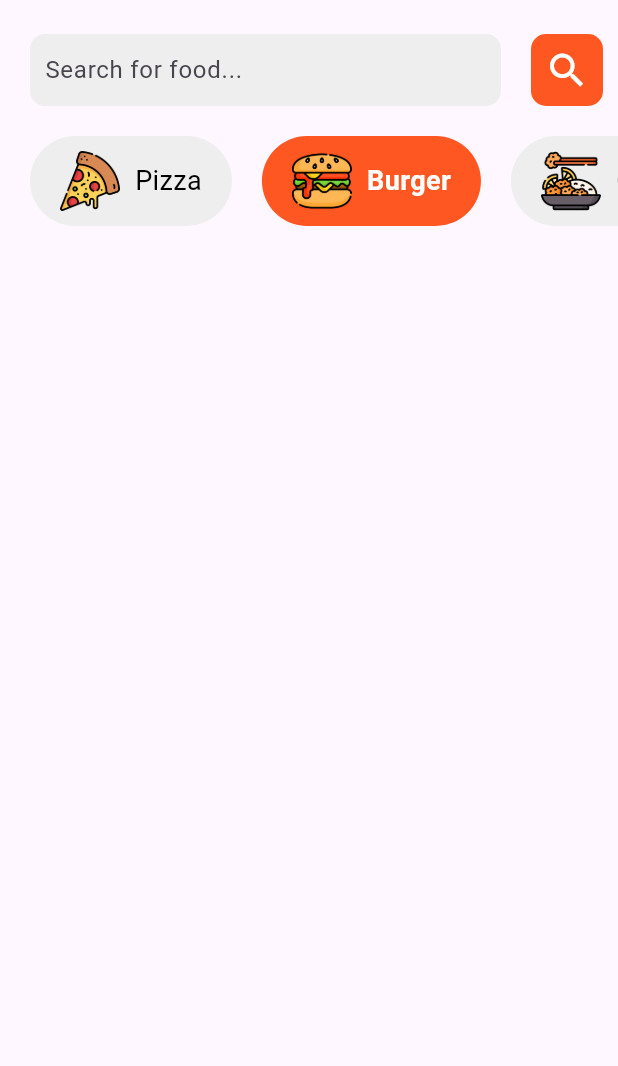
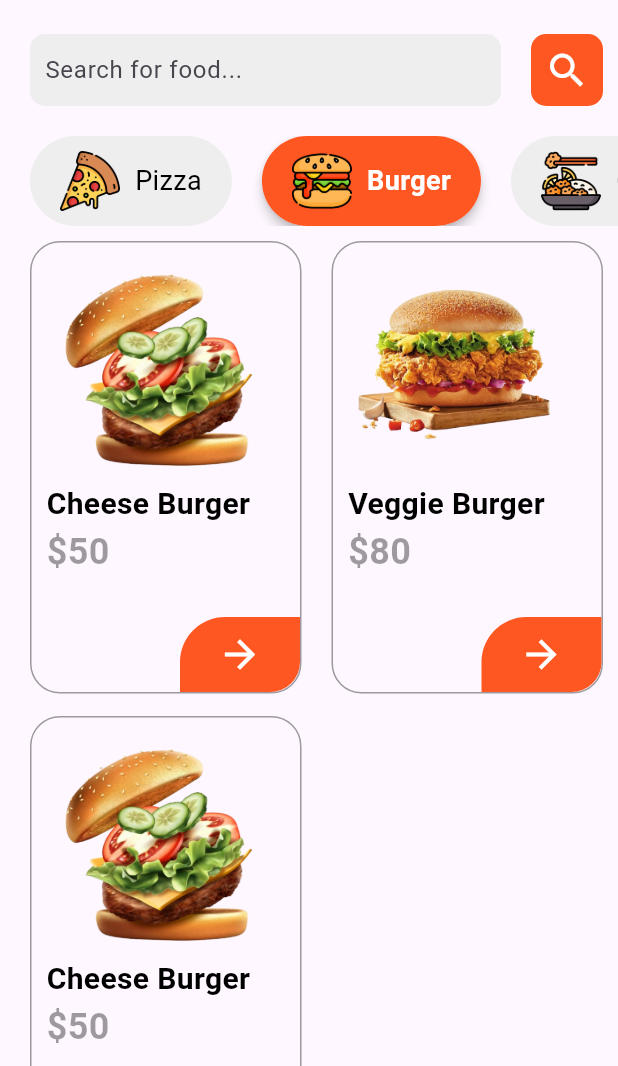
Before and after one commit to hang7749/flutter_food_delivery_app, a Flutter app: the screen it shows after launch, after a tap on "Burger", on a phone screen of 412 x 824 dp, the part 170-1236 px from its top. Run offline on Flutter 3.47's test engine with Material 3 defaults, Android fonts, the phone set to English and light mode, and no system bars.

Commit message:
home page ui (part 2), burger/pizza model

```diff
--- /dev/null
+++ b/lib/model/burger_model.dart
@@ -0,0 +1,23 @@
+class BurgerModel {
+  String? name;
+  String? image;
+  String? price;
+  // int quantity;
+
+  // BurgerModel({
+  //   required this.name,
+  //   required this.image,
+  //   required this.price,
+  //   this.quantity = 0,
+  // });
+
+  // void incrementQuantity() {
+  //   quantity++;
+  // }
+
+  // void decrementQuantity() {
+  //   if (quantity > 0) {
+  //     quantity--;
+  //   }
+  // }
+}
--- /dev/null
+++ b/lib/model/pizza_model.dart
@@ -0,0 +1,21 @@
+import 'package:flutter/material.dart';
+
+class PizzaModel {
+  String? name;
+  String? image;
+  // String? description;
+  String? price;
+  // String? rating;
+  // String? time;
+  // String? id;
+
+  // PizzaModel({
+  //   this.name,
+  //   this.image,
+  //   this.description,
+  //   this.price,
+  //   this.rating,
+  //   this.time,
+  //   this.id,
+  // });
+}
--- a/lib/pages/home.dart
+++ b/lib/pages/home.dart
@@ -1,6 +1,10 @@
 import 'package:flutter/material.dart';
 import 'package:food_delivery_app/model/category_model.dart';
+import 'package:food_delivery_app/model/pizza_model.dart';
+import 'package:food_delivery_app/model/burger_model.dart';
 import 'package:food_delivery_app/services/category_data.dart';
+import 'package:food_delivery_app/services/pizza_data.dart';
+import 'package:food_delivery_app/services/burger_data.dart';
 import 'package:food_delivery_app/services/widget_support.dart';
 
 class Home extends StatefulWidget {
@@ -13,6 +17,8 @@ class Home extends StatefulWidget {
 class _HomeState extends State<Home> {
 
   List<CategoryModel> categories = [];
+  List<PizzaModel> pizza = [];
+  List<BurgerModel> burger = [];
 
   String track = "0"; // Track the index of the selected category
 
@@ -20,6 +26,9 @@ class _HomeState extends State<Home> {
   @override
   void initState() {
     categories = getCategories(); // Fetch the categories from the service
+    pizza = getPizza(); // Fetch the pizza from the service
+    burger = getBurger(); // Fetch the burger from the service
+    // Initialize the track variable to the first category index
     super.initState();
   }
 
@@ -27,8 +36,7 @@ class _HomeState extends State<Home> {
   @override
   Widget build(BuildContext context) {
     return Scaffold(
-      body: SingleChildScrollView( // 👈 Add this
-        child: Container(
+      body: Container(
         margin: const EdgeInsets.only(left: 20.0, top: 40.0),
         child: Column(
           children: [
@@ -117,10 +125,110 @@ class _HomeState extends State<Home> {
                   );
                 },
               ),
-              )
+            ),
+            const SizedBox(height: 10.0),
+            track=="0" ? Expanded(
+              child: Container(
+                margin: const EdgeInsets.only(right: 10.0),
+                child: GridView.builder(
+                  padding: EdgeInsets.zero,
+                  gridDelegate: SliverGridDelegateWithFixedCrossAxisCount(
+                    crossAxisCount: 2,
+                    childAspectRatio: 0.6, // Adjust the aspect ratio as needed
+                    crossAxisSpacing: 20.0,
+                    mainAxisSpacing: 15.0,
+                  ),
+                  itemCount: pizza.length,
+                  itemBuilder: (context, index) {
+                    return FoodTile(
+                      pizza[index].name!,
+                      pizza[index].image!,
+                      "\$${pizza[index].price!}",
+                    );
+                  },
+                ),
+              ),
+            ) : track=="1" ? Expanded(
+              child: Container(
+                margin: const EdgeInsets.only(right: 10.0),
+                child: GridView.builder(
+                  padding: EdgeInsets.zero,
+                  gridDelegate: SliverGridDelegateWithFixedCrossAxisCount(
+                    crossAxisCount: 2,
+                    childAspectRatio: 0.6, // Adjust the aspect ratio as needed
+                    crossAxisSpacing: 20.0,
+                    mainAxisSpacing: 15.0,
+                  ),
+                  itemCount: burger.length,
+                  itemBuilder: (context, index) {
+                    return FoodTile(
+                      burger[index].name!,
+                      burger[index].image!,
+                      "\$${burger[index].price!}",
+                    );
+                  },
+                ),
+              ),
+            ) : Container(
+
+            ),
           ],
         ),
       ),
+    );
+  }
+
+  Widget FoodTile(String name, String image, String price) {
+    return Container(
+      padding: const EdgeInsets.only(left: 10, top: 10),
+      decoration: BoxDecoration(
+        border: Border.all(
+          color: Colors.black38,
+        ),
+        borderRadius: BorderRadius.circular(20),
+      ),
+
+      child: Column(
+        crossAxisAlignment: CrossAxisAlignment.start,
+        children: [
+          Image.asset(
+            image,
+            height: 150,
+            width: 150,
+            fit: BoxFit.contain,
+          ),
+          Text(name,
+            style: AppWidget.boldTextFieldStyle()
+          ),
+          Text(price,
+            style: AppWidget.priceTextFieldStyle()
+          ),
+          Spacer(),
+          Row(
+            mainAxisAlignment: MainAxisAlignment.end,
+            children: [
+              Container(
+                height: 50,
+                width: 80,
+                decoration: BoxDecoration(
+                  color: Colors.deepOrange,
+                  borderRadius: BorderRadius.only(
+                    topLeft: Radius.circular(30),
+                    bottomRight: Radius.circular(20),
+                  ),
+                ),
+                child: IconButton(
+                  onPressed: () {},
+                  icon: const Icon(
+                    Icons.arrow_forward,
+                    color: Colors.white,
+                    size: 30,
+                  ),
+                ),
+              ),
+            ],
+          )
+        ],
       ),
     );
   }
@@ -133,9 +241,13 @@ class _HomeState extends State<Home> {
 
         }); // Update the state to reflect the selected category
       },
-      child: track==categoryindex? Container(
+      child: track==categoryindex ? Container(
+        margin: const EdgeInsets.only(right: 20, bottom: 0),
+        child: Material(
+          elevation: 3.0,
+          borderRadius: BorderRadius.circular(30),
+          child: Container(
             padding: const EdgeInsets.only(left: 20, right: 20),
-        margin: const EdgeInsets.only(right: 20),
             decoration: BoxDecoration(
               color: Colors.deepOrange,
               borderRadius: BorderRadius.circular(30),
@@ -153,6 +265,8 @@ class _HomeState extends State<Home> {
                   style:AppWidget.whiteTextFieldStyle()
                 ),
               ],
+            ),
+          ),
         ),
       ) : Container(
         padding: const EdgeInsets.only(left: 20, right: 20),
--- /dev/null
+++ b/lib/services/burger_data.dart
@@ -0,0 +1,26 @@
+import 'package:food_delivery_app/model/burger_model.dart';
+
+List<BurgerModel> getBurger() {
+  List<BurgerModel> burger = [];
+  BurgerModel burgerModel = new BurgerModel();
+
+  burgerModel.name = "Cheese Burger";
+  burgerModel.image = "images/burger1.png";
+  burgerModel.price = "50";
+  burger.add(burgerModel);
+  burgerModel = new BurgerModel();
+
+  burgerModel.name = "Veggie Burger";
+  burgerModel.image = "images/burger2.png";
+  burgerModel.price = "80";
+  burger.add(burgerModel);
+  burgerModel = new BurgerModel();
+
+  burgerModel.name = "Cheese Burger";
+  burgerModel.image = "images/burger1.png";
+  burgerModel.price = "50";
+  burger.add(burgerModel);
+  burgerModel = new BurgerModel();
+
+  return burger;
+}
--- /dev/null
+++ b/lib/services/pizza_data.dart
@@ -0,0 +1,33 @@
+import 'package:food_delivery_app/model/pizza_model.dart';
+
+List<PizzaModel> getPizza() {
+
+  List<PizzaModel> pizza = [];
+  PizzaModel pizzaModel = new PizzaModel();
+
+  pizzaModel.name = "Cheese Pizza";
+  pizzaModel.image = "images/pizza1.png";
+  pizzaModel.price = "50";
+  pizza.add(pizzaModel);
+  pizzaModel = new PizzaModel();
+
+  pizzaModel.name = "Margherita Pizza";
+  pizzaModel.image = "images/pizza2.png";
+  pizzaModel.price = "80";
+  pizza.add(pizzaModel);
+  pizzaModel = new PizzaModel();
+
+    pizzaModel.name = "Margherita Pizza";
+  pizzaModel.image = "images/pizza2.png";
+  pizzaModel.price = "80";
+  pizza.add(pizzaModel);
+  pizzaModel = new PizzaModel();
+
+    pizzaModel.name = "Margherita Pizza";
+  pizzaModel.image = "images/pizza2.png";
+  pizzaModel.price = "80";
+  pizza.add(pizzaModel);
+  pizzaModel = new PizzaModel();
+
+  return pizza;
+}
--- a/lib/services/widget_support.dart
+++ b/lib/services/widget_support.dart
@@ -16,7 +16,7 @@ class AppWidget {
     );
   }
 
-    static TextStyle whiteTextFieldStyle() {
+  static TextStyle whiteTextFieldStyle() {
     return const TextStyle(
       fontSize: 18.0,
       color: Colors.white,
@@ -24,5 +24,21 @@ class AppWidget {
     );
   }
 
+  static TextStyle boldTextFieldStyle() {
+    return const TextStyle(
+      fontSize: 20.0,
+      color: Colors.black,
+      fontWeight: FontWeight.bold,
+    );
+  }
+
+    static TextStyle priceTextFieldStyle() {
+    return const TextStyle(
+      fontSize: 24.0,
+      color: Colors.black38,
+      fontWeight: FontWeight.bold,
+    );
+  }
+
 
 }
```
Lines whose indentation alone changed are shown as unchanged.
